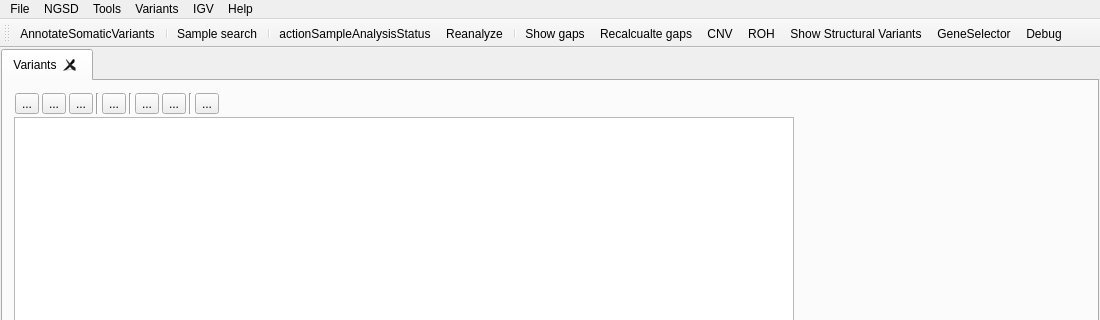
This is src/GSvar/MainWindow.ui in imgag/ngs-bits as Qt 5 draws it before an edit; both pictures show x 0 to 1100 and y 0 to 320 of the 1100 by 800 pixel window. The edited form follows.
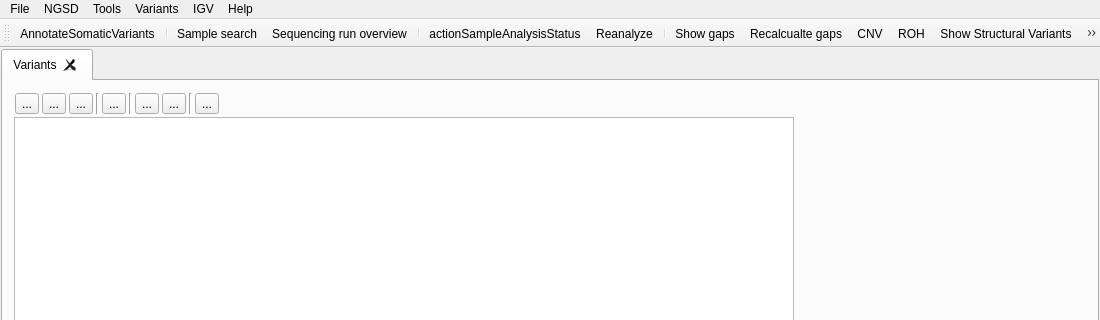
This is the edited form. Icons and pictures are not drawn. Custom widgets are drawn as their Qt base class.

Commit message: GSvar: added first version of run overview; NGSD: added 'backup_done' to column to 'sequencing_run' table.

```diff
--- a/src/GSvar/MainWindow.ui
+++ b/src/GSvar/MainWindow.ui
@@ -473,6 +473,7 @@
    <addaction name="actionAnnotateSomaticVariants"/>
    <addaction name="separator"/>
    <addaction name="actionSampleSearch"/>
+   <addaction name="actionRunOverview"/>
    <addaction name="separator"/>
    <addaction name="actionAnalysisStatus"/>
    <addaction name="actionReanalyze"/>
@@ -952,6 +953,21 @@
     <string>MID</string>
    </property>
   </action>
+  <action name="actionRunOverview">
+   <property name="icon">
+    <iconset resource="GSvar.qrc">
+     <normaloff>:/Icons/NGSD_run_overview.png</normaloff>:/Icons/NGSD_run_overview.png</iconset>
+   </property>
+   <property name="text">
+    <string>Sequencing run overview</string>
+   </property>
+   <property name="iconText">
+    <string>Sequencing run overview</string>
+   </property>
+   <property name="toolTip">
+    <string>Sequencing run overview</string>
+   </property>
+  </action>
  </widget>
  <layoutdefault spacing="6" margin="11"/>
  <customwidgets>
```
The commit also changes 14 other files.
